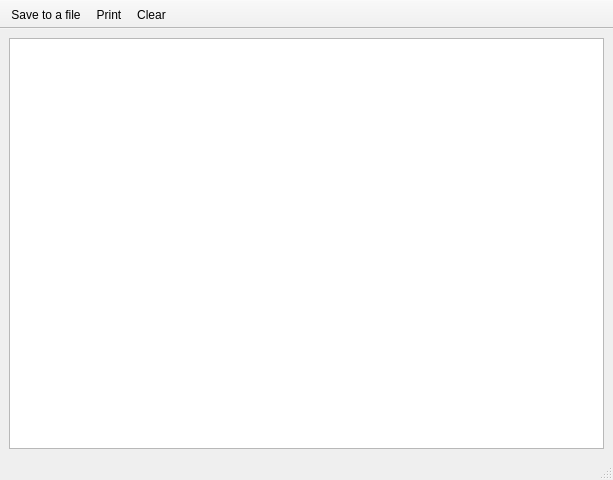
Before: the Qt Designer form printers/outputwindow.ui in josch1710/RespeQt, drawn with Qt 5.
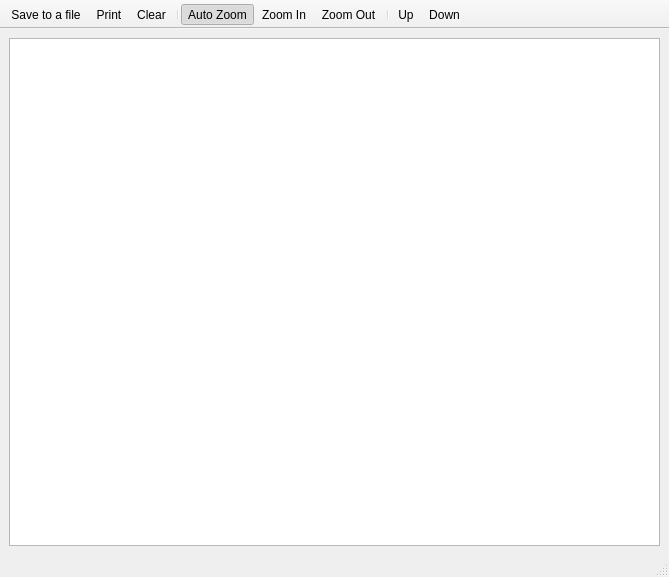
After: the same form once the commit is applied. Icons and pictures are not drawn.

Diff of the .ui file:
```diff
--- a/printers/outputwindow.ui
+++ b/printers/outputwindow.ui
@@ -6,8 +6,8 @@
    <rect>
     <x>0</x>
     <y>0</y>
-    <width>613</width>
-    <height>480</height>
+    <width>669</width>
+    <height>577</height>
    </rect>
   </property>
   <property name="windowTitle">
@@ -20,8 +20,8 @@
   <widget class="QWidget" name="centralwidget">
    <property name="sizePolicy">
     <sizepolicy hsizetype="Preferred" vsizetype="Preferred">
-     <horstretch>0</horstretch>
-     <verstretch>0</verstretch>
+     <horstretch>1</horstretch>
+     <verstretch>1</verstretch>
     </sizepolicy>
    </property>
    <layout class="QGridLayout" name="gridLayout">
@@ -34,7 +34,16 @@
        <string>Atari Output (Graphics)</string>
       </property>
       <property name="statusTip">
-       <string>Atari Output (Graphics)</string>
+       <string>Atari Printer Output</string>
+      </property>
+      <property name="backgroundBrush">
+       <brush brushstyle="SolidPattern">
+        <color alpha="255">
+         <red>255</red>
+         <green>255</green>
+         <blue>255</blue>
+        </color>
+       </brush>
       </property>
      </widget>
     </item>
@@ -43,7 +52,7 @@
   <widget class="QStatusBar" name="statusbar"/>
   <widget class="QToolBar" name="toolBar">
    <property name="sizePolicy">
-    <sizepolicy hsizetype="Fixed" vsizetype="Fixed">
+    <sizepolicy hsizetype="Maximum" vsizetype="Fixed">
      <horstretch>0</horstretch>
      <verstretch>0</verstretch>
     </sizepolicy>
@@ -51,9 +60,15 @@
    <property name="windowTitle">
     <string>toolBar</string>
    </property>
+   <property name="autoFillBackground">
+    <bool>true</bool>
+   </property>
    <property name="movable">
     <bool>false</bool>
    </property>
+   <property name="orientation">
+    <enum>Qt::Horizontal</enum>
+   </property>
    <property name="iconSize">
     <size>
      <width>16</width>
@@ -72,6 +87,13 @@
    <addaction name="actionSave"/>
    <addaction name="actionPrint"/>
    <addaction name="actionClear"/>
+   <addaction name="separator"/>
+   <addaction name="actionAutoZoom"/>
+   <addaction name="actionZoomIn"/>
+   <addaction name="actionZoomOut"/>
+   <addaction name="separator"/>
+   <addaction name="actionUp"/>
+   <addaction name="actionDown"/>
   </widget>
   <action name="actionSave">
    <property name="icon">
@@ -278,6 +300,78 @@
     <string>Ctrl+S</string>
    </property>
   </action>
+  <action name="actionUp">
+   <property name="icon">
+    <iconset resource="../icons.qrc">
+     <normaloff>:/icons/silk-icons/icons/arrow_up.png</normaloff>:/icons/silk-icons/icons/arrow_up.png</iconset>
+   </property>
+   <property name="text">
+    <string>Up</string>
+   </property>
+   <property name="toolTip">
+    <string>Move paper up</string>
+   </property>
+  </action>
+  <action name="actionDown">
+   <property name="icon">
+    <iconset resource="../icons.qrc">
+     <normaloff>:/icons/silk-icons/icons/arrow_down.png</normaloff>:/icons/silk-icons/icons/arrow_down.png</iconset>
+   </property>
+   <property name="text">
+    <string>Down</string>
+   </property>
+   <property name="toolTip">
+    <string>Move paper down</string>
+   </property>
+  </action>
+  <action name="actionAutoZoom">
+   <property name="checkable">
+    <bool>true</bool>
+   </property>
+   <property name="checked">
+    <bool>true</bool>
+   </property>
+   <property name="icon">
+    <iconset resource="../icons.qrc">
+     <normaloff>:/icons/silk-icons/icons/zoom.png</normaloff>:/icons/silk-icons/icons/zoom.png</iconset>
+   </property>
+   <property name="text">
+    <string>Auto Zoom</string>
+   </property>
+   <property name="toolTip">
+    <string>Scale the contents automatically</string>
+   </property>
+  </action>
+  <action name="actionZoomIn">
+   <property name="icon">
+    <iconset resource="../icons.qrc">
+     <normaloff>:/icons/silk-icons/icons/zoom_in.png</normaloff>:/icons/silk-icons/icons/zoom_in.png</iconset>
+   </property>
+   <property name="text">
+    <string>Zoom In</string>
+   </property>
+   <property name="toolTip">
+    <string>Zoom the contents in</string>
+   </property>
+   <property name="disabled">
+    <bool>true</bool>
+   </property>
+  </action>
+  <action name="actionZoomOut">
+   <property name="icon">
+    <iconset resource="../icons.qrc">
+     <normaloff>:/icons/silk-icons/icons/zoom_out.png</normaloff>:/icons/silk-icons/icons/zoom_out.png</iconset>
+   </property>
+   <property name="text">
+    <string>Zoom Out</string>
+   </property>
+   <property name="toolTip">
+    <string>Zoom the contents out</string>
+   </property>
+   <property name="disabled">
+    <bool>true</bool>
+   </property>
+  </action>
  </widget>
  <resources>
   <include location="../icons.qrc"/>
```
Left out of the diff: 2 changed lines with no effect on the pictures.
